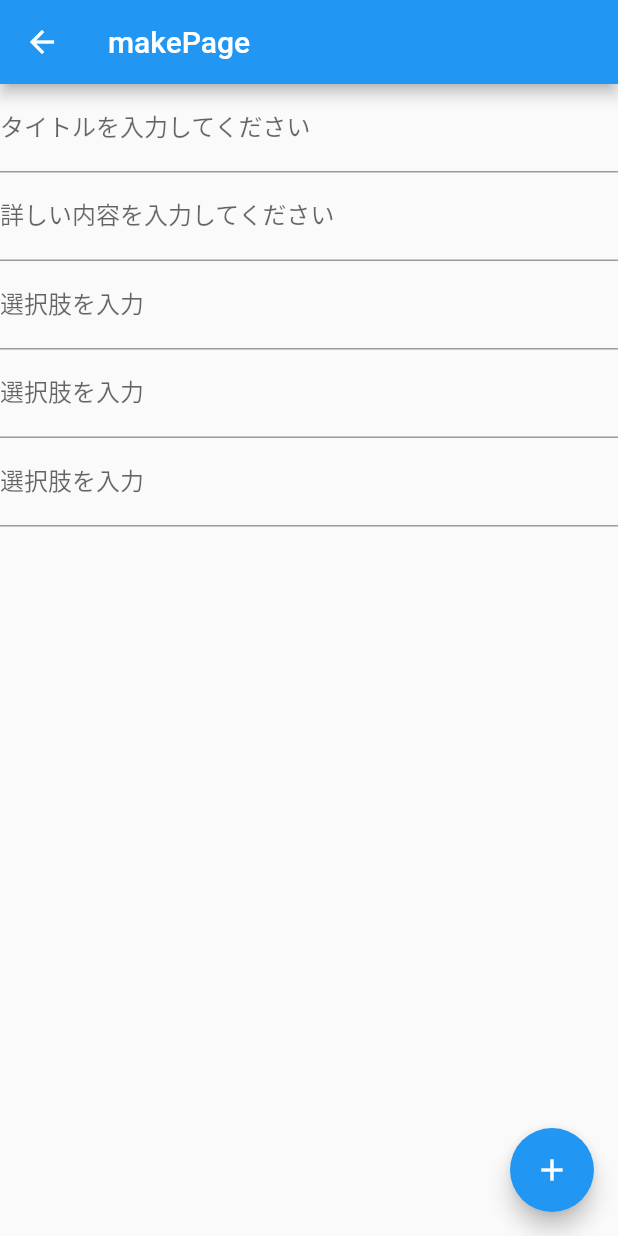
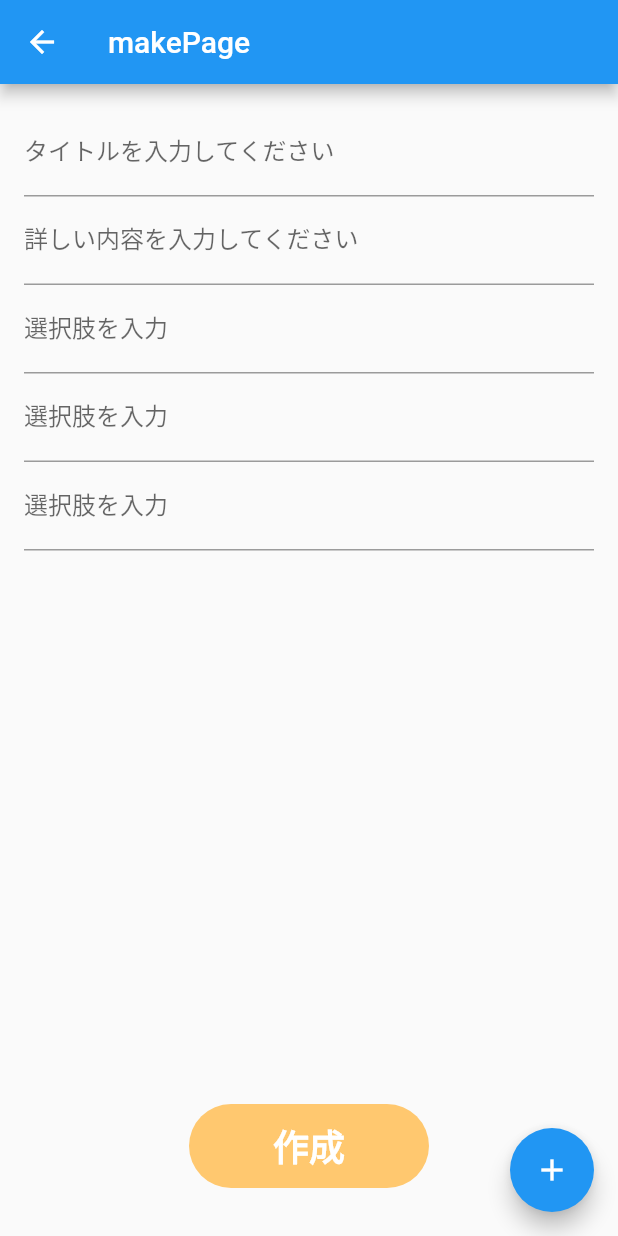
Before and after one commit to kyutech-programming-club/ore_kota, a Flutter app: the MakePage screen opened directly, on a phone screen of 412 x 824 dp. Run offline on Flutter 3.47's test engine with Material 2 defaults, Android fonts, the light colour scheme and no system bars; our stand-ins replace firebase_auth, firebase_core, google_sign_in, hexcolor, vibration; accounts and stored records are empty; Roboto replaces fonts that are missing (Sans).

Commit message:
Add making button

```diff
--- a/lib/make/make_page.dart
+++ b/lib/make/make_page.dart
@@ -1,5 +1,6 @@
 import 'package:flutter/cupertino.dart';
 import 'package:flutter/material.dart';
+import 'package:ore_kota/common/custom_button.dart';
 import 'package:ore_kota/make/component/choice.dart';
 import 'package:ore_kota/make/component/choose_people_page.dart';
 
@@ -20,7 +21,8 @@ class _MakePageState extends State<MakePage> {
       appBar: AppBar(
         title: Text("makePage"),
       ),
-      body: Center(
+      body: Padding(
+        padding: const EdgeInsets.all(16),
         child: Column(
           mainAxisAlignment: MainAxisAlignment.start,
           children: <Widget>[
@@ -41,6 +43,15 @@ class _MakePageState extends State<MakePage> {
             Choice(),
             Choice(),
             Choice(),
+            Expanded(
+              child: Column(
+                mainAxisAlignment: MainAxisAlignment.end,
+                children: [
+                  CustomButton(text: "作成"),
+                  SizedBox(height: 16),
+                ],
+              ),
+            )
           ],
         ),
       ),
```
